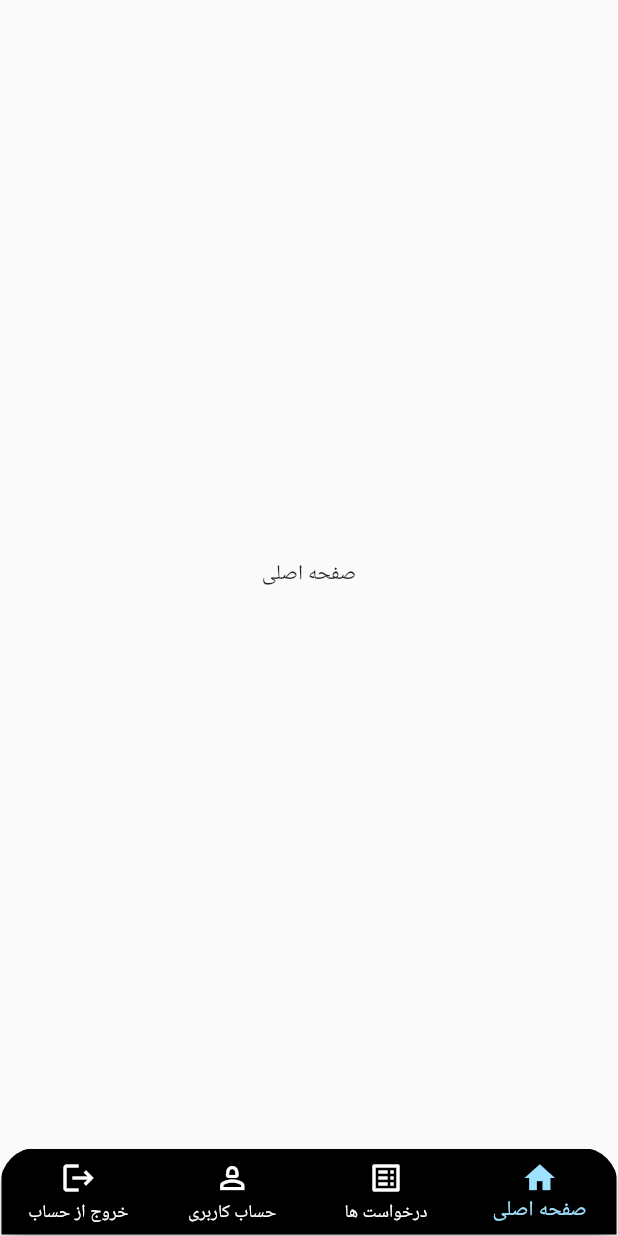
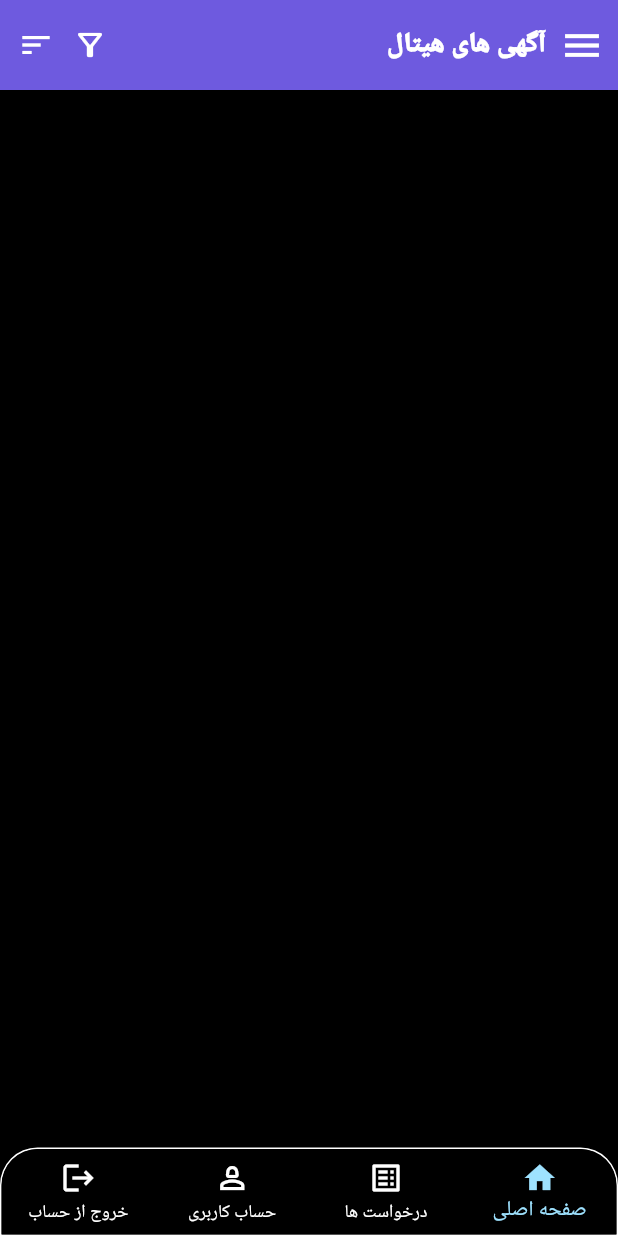
Before and after one commit to mohammad-dehghanifard/flutter_ui_challenge, a Flutter app: the screen it shows after launch, on a phone screen of 412 x 824 dp. Run offline on Flutter 3.47's test engine with Material 3 defaults, Android fonts, the light colour scheme and no system bars; our stand-ins replace carousel_slider, google_fonts, google_nav_bar, readmore, smooth_page_indicator; Roboto replaces fonts that are missing (Vazirmatn).

Commit message:
ads app ui : impl ads home app bar

```diff
--- /dev/null
+++ b/lib/ advertising_app/screen/ads_home_screen.dart
@@ -0,0 +1,36 @@
+import 'package:flutter/material.dart';
+import 'package:google_fonts/google_fonts.dart';
+
+class AdsHomeScreen extends StatelessWidget {
+  const AdsHomeScreen({super.key});
+
+  @override
+  Widget build(BuildContext context) {
+    return Column(
+      children: [
+        Container(
+          width: double.infinity,
+          height: 60,
+          color: const Color(0xFF6E5ADF),
+          child: Row(
+            children: [
+              // Drawer
+              IconButton(onPressed: () {}, icon: const Icon(Icons.menu,color: Colors.white,size: 30)),
+              Text("آگهی های هیتال",style: GoogleFonts.vazirmatn(color: Colors.white,fontWeight: FontWeight.w900,fontSize: 18)),
+              const Spacer(),
+              // filter icon
+              GestureDetector(
+                  onTap: () {},
+                  child: const Icon(Icons.filter_alt_outlined,color: Colors.white)),
+              // sort icon
+              Directionality(
+                textDirection: TextDirection.ltr,
+                child: IconButton(onPressed: () {},icon: const Icon(Icons.sort,color: Colors.white)),
+              ),
+            ],
+          ),
+        )
+      ],
+    );
+  }
+}
--- a/lib/ advertising_app/screen/main_screen.dart
+++ b/lib/ advertising_app/screen/main_screen.dart
@@ -1,4 +1,5 @@
 import 'package:flutter/material.dart';
+import 'package:flutter_ui_challenge/%20advertising_app/screen/ads_home_screen.dart';
 import 'package:google_fonts/google_fonts.dart';
 
 class AdsMainScreen extends StatefulWidget {
@@ -15,14 +16,19 @@ class _AdsMainScreenState extends State<AdsMainScreen> {
     return Directionality(
       textDirection: TextDirection.rtl,
       child: Scaffold(
-        bottomNavigationBar: ClipRRect(
+        backgroundColor: Colors.black,
+        bottomNavigationBar: Container(
+          decoration: BoxDecoration(
+            border: Border.all(color: Colors.white),
             borderRadius: const BorderRadius.only(
               topLeft: Radius.circular(25),
               topRight: Radius.circular(25),
+            )
           ),
-          child: Container(
-            decoration: BoxDecoration(
-              border: Border.all(color: Colors.white)
+          child: ClipRRect(
+            borderRadius: const BorderRadius.only(
+              topLeft: Radius.circular(25),
+              topRight: Radius.circular(25),
             ),
             child: BottomNavigationBar(
               backgroundColor: Colors.black,
@@ -45,16 +51,18 @@ class _AdsMainScreenState extends State<AdsMainScreen> {
             ),
           ),
         ),
-        body: IndexedStack(
+        body: SafeArea(
+          child: IndexedStack(
             index: _selectedTab,
-          children: [
-            Center(child: Text("صفحه اصلی")),
+            children: const [
+              AdsHomeScreen(),
               Center(child: Text("درخواست ها")),
               Center(child: Text("حساب کاربری")),
               Center(child: Text("خروج از حساب")),
             ],
           ),
         ),
+      ),
     );
   }
 }
```
Lines whose indentation alone changed are shown as unchanged.
